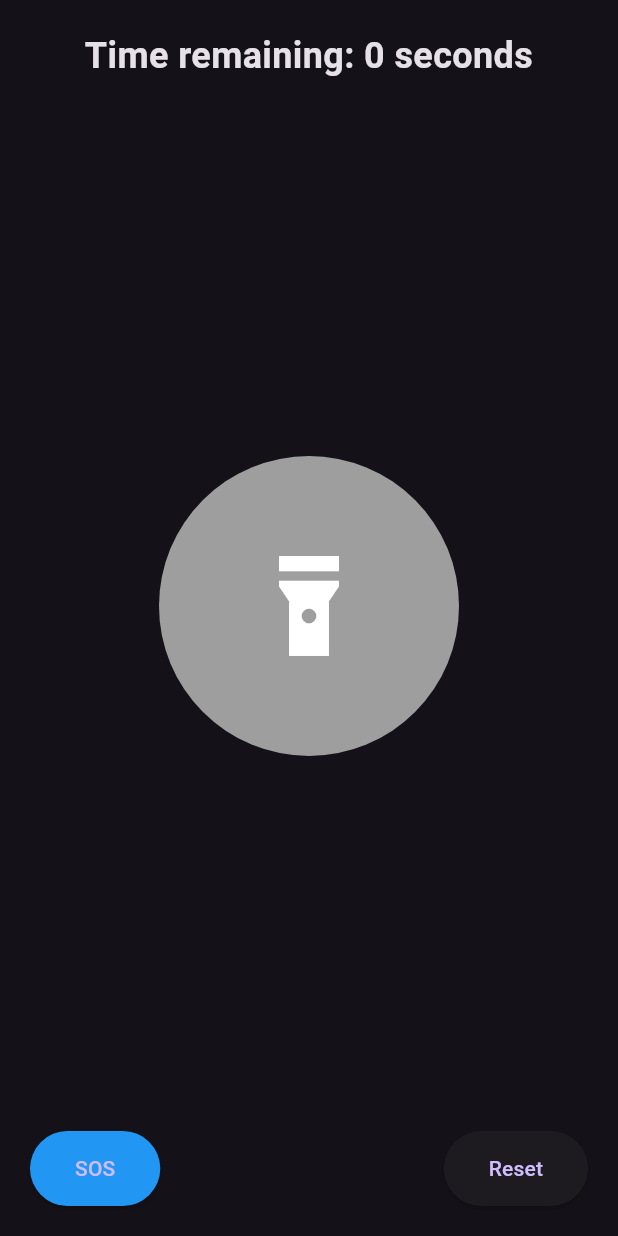
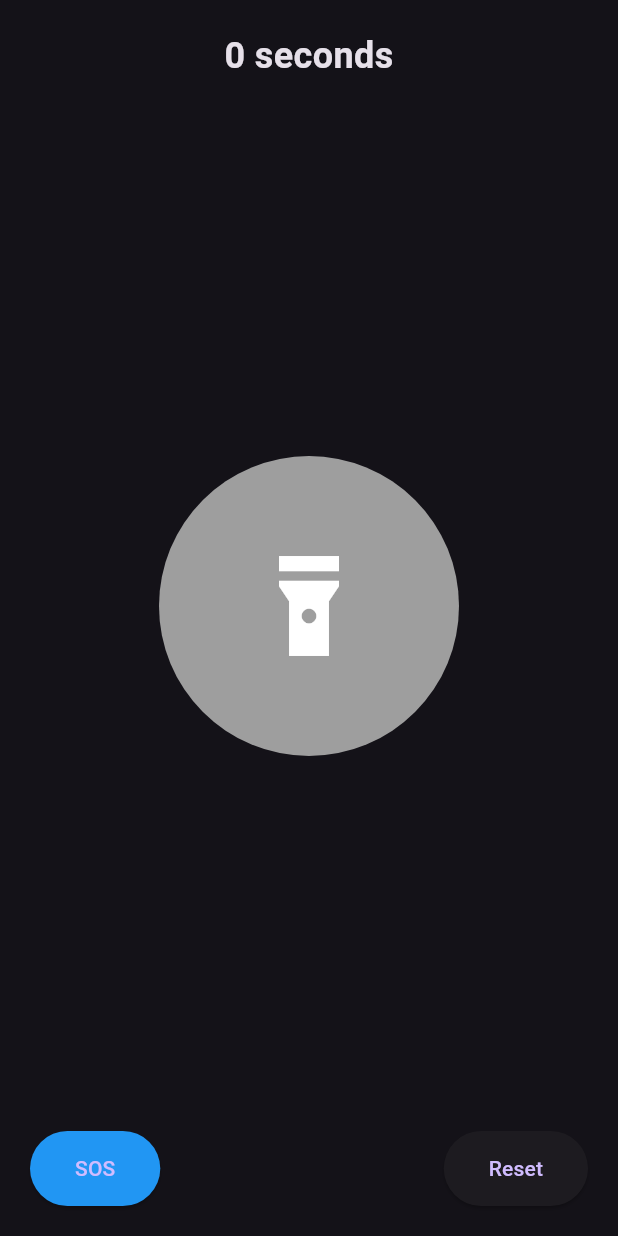
Before and after one commit to Saurabh-Tripathi11/flashlight_v1, a Flutter app: the screen it shows after launch, on a phone screen of 412 x 824 dp. Run offline on Flutter 3.47's test engine with Material 3 defaults, Android fonts, the light colour scheme and no system bars; missing offline and left inert: torch_light.

Commit message:
Update timer_display.dart

```diff
--- a/lib/widgets/timer_display.dart
+++ b/lib/widgets/timer_display.dart
@@ -33,7 +33,7 @@ class TimerDisplay extends StatelessWidget {
     return Padding(
       padding: const EdgeInsets.all(20.0),
       child: Text(
-        'Time remaining: ${_formatTime()}',
+        _formatTime(),
         style: const TextStyle(
           fontSize: 24,
           fontWeight: FontWeight.bold,
```
